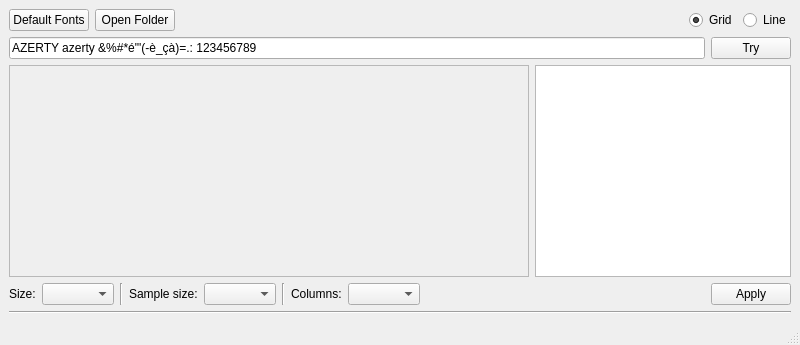
The window that mainwindowbase.ui (lbaudouin/FontInstaller) describes before a commit, drawn with Qt 5.
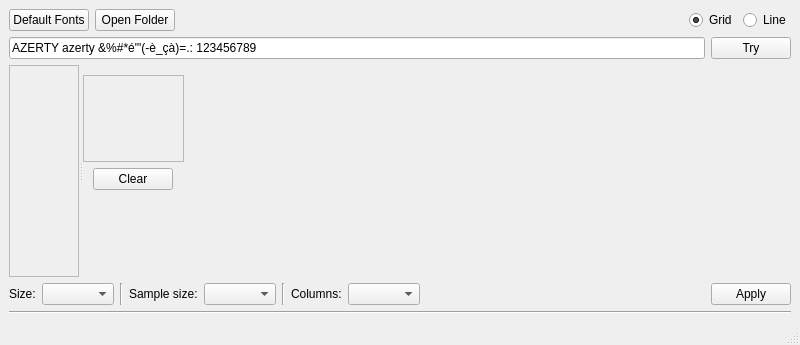
The same window after the commit. Icons and pictures are not drawn.

Patch:
```diff
--- a/mainwindowbase.ui
+++ b/mainwindowbase.ui
@@ -18,13 +18,7 @@
     <normaloff>:/images/icon</normaloff>:/images/icon</iconset>
   </property>
   <widget class="QWidget" name="centralwidget">
-   <layout class="QVBoxLayout">
-    <property name="spacing">
-     <number>6</number>
-    </property>
-    <property name="margin">
-     <number>9</number>
-    </property>
+   <layout class="QVBoxLayout" name="verticalLayout">
     <item>
      <layout class="QHBoxLayout" name="chooseLayout">
       <item>
@@ -99,8 +93,10 @@
      </layout>
     </item>
     <item>
-     <layout class="QHBoxLayout" name="horizontalLayout">
-      <item>
+     <widget class="QSplitter" name="splitter">
+      <property name="orientation">
+       <enum>Qt::Horizontal</enum>
+      </property>
        <widget class="QScrollArea" name="scrollArea">
         <property name="widgetResizable">
          <bool>true</bool>
@@ -110,24 +106,93 @@
           <rect>
            <x>0</x>
            <y>0</y>
-           <width>516</width>
-           <height>179</height>
+          <width>96</width>
+          <height>76</height>
           </rect>
          </property>
         </widget>
        </widget>
-      </item>
-      <item>
-       <widget class="QListView" name="listView">
+      <widget class="QWidget" name="widget" native="true">
         <property name="sizePolicy">
          <sizepolicy hsizetype="Minimum" vsizetype="Expanding">
           <horstretch>0</horstretch>
           <verstretch>0</verstretch>
          </sizepolicy>
         </property>
-       </widget>
-      </item>
-     </layout>
+       <widget class="QWidget" name="verticalLayoutWidget">
+        <property name="geometry">
+         <rect>
+          <x>0</x>
+          <y>10</y>
+          <width>101</width>
+          <height>115</height>
+         </rect>
+        </property>
+        <layout class="QVBoxLayout" name="choiceLayout">
+         <item>
+          <widget class="QScrollArea" name="scrollAreaChoice">
+           <property name="widgetResizable">
+            <bool>true</bool>
+           </property>
+           <widget class="QWidget" name="scrollAreaChoiceWidget">
+            <property name="geometry">
+             <rect>
+              <x>0</x>
+              <y>0</y>
+              <width>97</width>
+              <height>76</height>
+             </rect>
+            </property>
+           </widget>
+          </widget>
+         </item>
+         <item>
+          <layout class="QHBoxLayout" name="horizontalLayout">
+           <item>
+            <spacer name="horizontalSpacer_left">
+             <property name="orientation">
+              <enum>Qt::Horizontal</enum>
+             </property>
+             <property name="sizeHint" stdset="0">
+              <size>
+               <width>40</width>
+               <height>20</height>
+              </size>
+             </property>
+            </spacer>
+           </item>
+           <item>
+            <widget class="QPushButton" name="buttonClear">
+             <property name="sizePolicy">
+              <sizepolicy hsizetype="Minimum" vsizetype="Fixed">
+               <horstretch>0</horstretch>
+               <verstretch>0</verstretch>
+              </sizepolicy>
+             </property>
+             <property name="text">
+              <string>Clear</string>
+             </property>
+            </widget>
+           </item>
+           <item>
+            <spacer name="horizontalSpacer_right">
+             <property name="orientation">
+              <enum>Qt::Horizontal</enum>
+             </property>
+             <property name="sizeHint" stdset="0">
+              <size>
+               <width>40</width>
+               <height>20</height>
+              </size>
+             </property>
+            </spacer>
+           </item>
+          </layout>
+         </item>
+        </layout>
+       </widget>
+      </widget>
+     </widget>
     </item>
     <item>
      <layout class="QHBoxLayout" name="optionLayout">
```
Left out of the diff: 9 changed lines with no effect on the pictures. Lines whose indentation alone changed are shown as unchanged.
